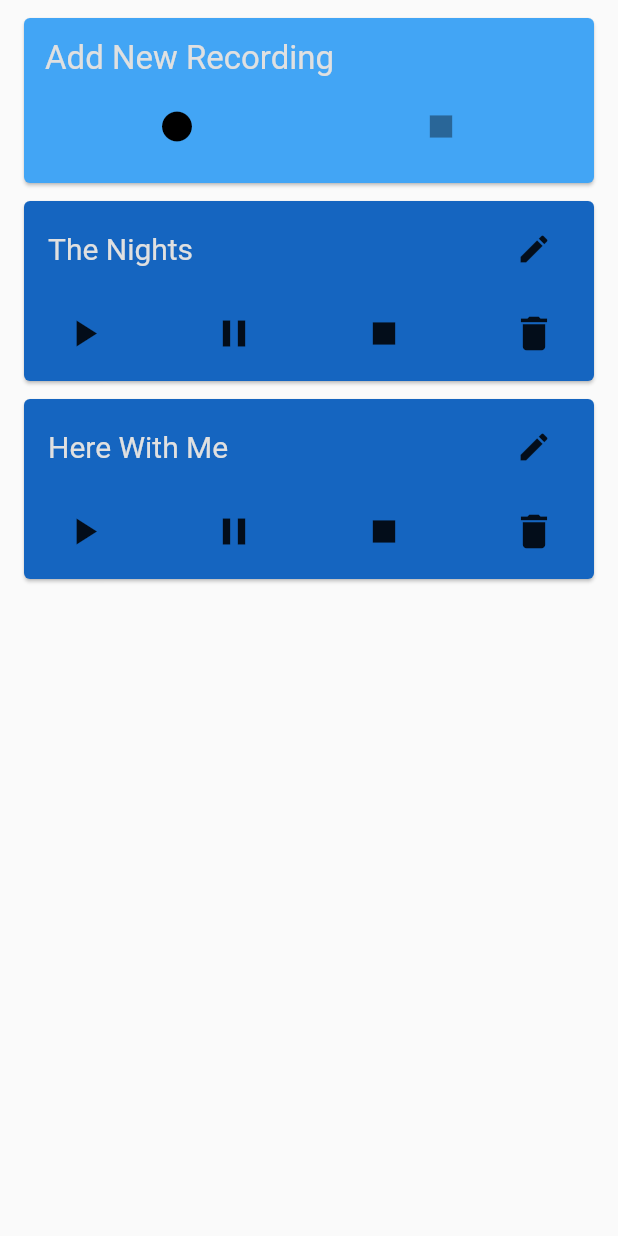
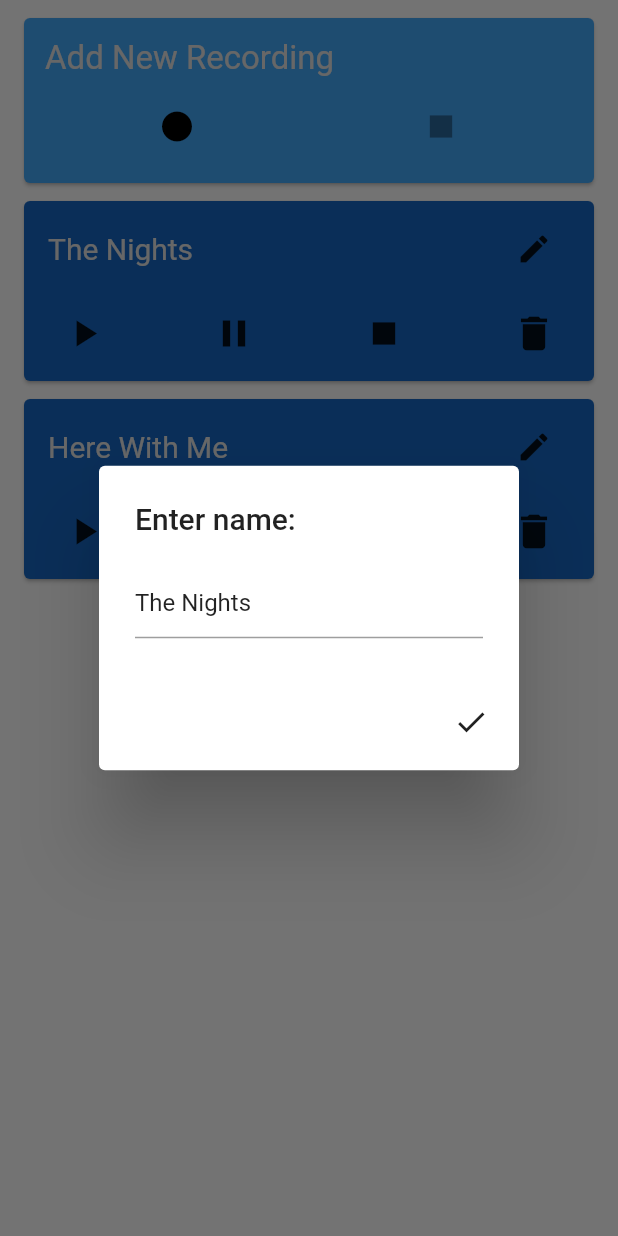
Before and after one commit to tice-k/looper, a Flutter app: the Recorder widget shown alone on an empty page, opened directly, after a tap on the "edit" icon, on a phone screen of 412 x 824 dp. Run offline on Flutter 3.47's test engine with Material 2 defaults, Android fonts, the phone set to English and light mode, and no system bars; our stand-ins replace audioplayers; missing offline and left inert: audio_recorder.

Commit message:
add edit button for clip names

```diff
--- a/lib/helpers/rec_card.dart
+++ b/lib/helpers/rec_card.dart
@@ -7,8 +7,9 @@ class RecordingCard extends StatelessWidget {
   final Function pause;
   final Function stop;
   final Function delete;
+  final Function editName;
 
-  RecordingCard({this.rec, this.play, this.pause, this.stop, this.delete});
+  RecordingCard({this.rec, this.play, this.pause, this.stop, this.delete, this.editName});
 
   @override
   Widget build(BuildContext context) {
@@ -32,7 +33,7 @@ class RecordingCard extends StatelessWidget {
                   ),
                 ),
                 IconButton(
-                  onPressed: () {},
+                  onPressed: editName,
                   icon: Icon(Icons.edit),
                   iconSize: 24.0,
                 ),
--- a/lib/pages/record.dart
+++ b/lib/pages/record.dart
@@ -115,6 +115,33 @@ class _RecorderState extends State<Recorder> {
                       clips.remove(clips[index]);
                     });
                   },
+                  editName: () {
+                    showDialog(
+                      context: context,
+                      builder: (context) {
+                        TextEditingController controller =
+                            TextEditingController(
+                                text: clips[index].recordingName);
+                        return AlertDialog(
+                          title: Text('Enter name:'),
+                          content: TextField(
+                            controller: controller,
+                          ),
+                          actions: <Widget>[
+                            IconButton(
+                              icon: Icon(Icons.check),
+                              onPressed: () {
+                                setState(() {
+                                  clips[index].recordingName = controller.text;
+                                });
+                                Navigator.of(context).pop();
+                              },
+                            ),
+                          ],
+                        );
+                      },
+                    );
+                  },
                 );
               },
             ),
@@ -130,8 +157,7 @@ class _RecorderState extends State<Recorder> {
         Directory appDoc = await getApplicationDocumentsDirectory();
         _tStart = DateTime.now().millisecondsSinceEpoch; // start time
         String recordingPath = appDoc.path + '/custom_recording$_tStart.m4a';
-        await AudioRecorder.start(
-            path: recordingPath);
+        await AudioRecorder.start(path: recordingPath);
         bool startedRec = await AudioRecorder.isRecording;
         setState(() {
           _recording = Recording(duration: Duration(), path: '');
```
